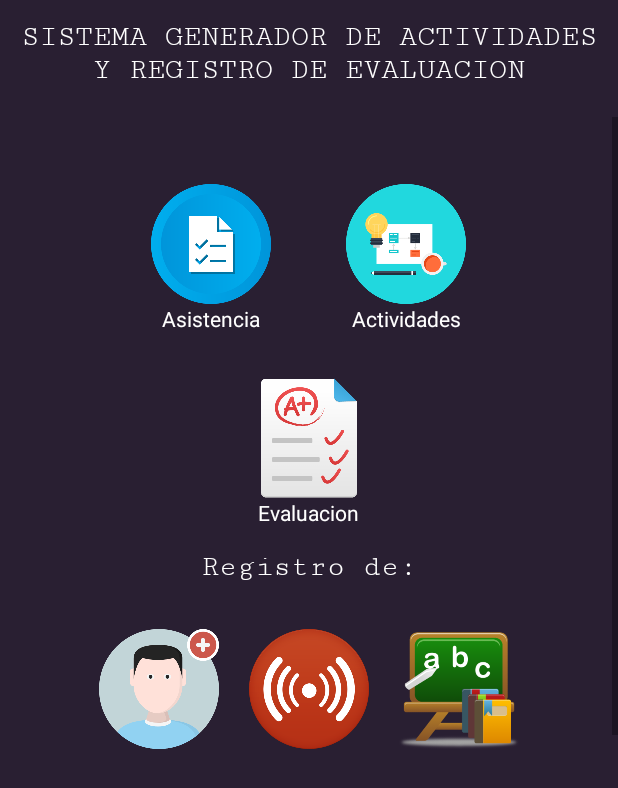
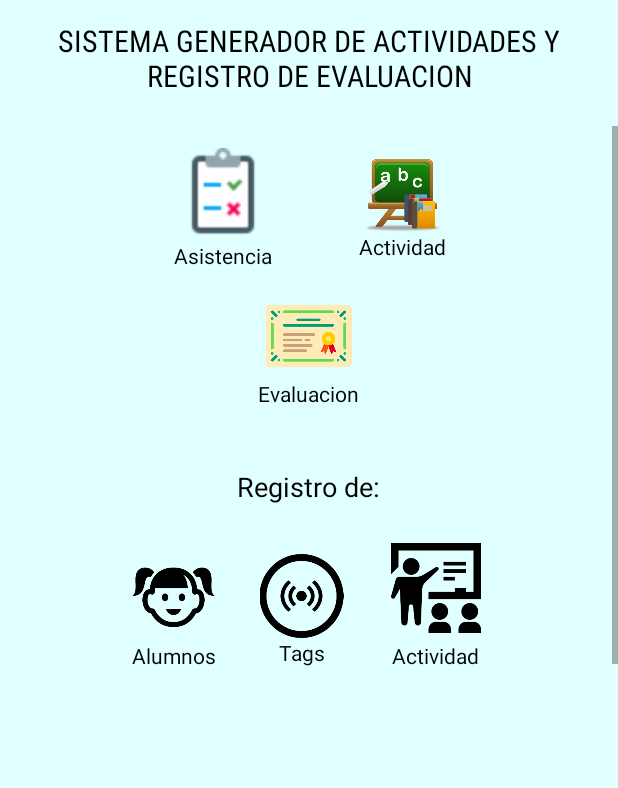
Before and after one commit to Riicardo10/app-generador-actividades, an Android app: the MenuUsuario screen opened directly, with no data from a screen before it, on a phone screen of 412 x 824 dp. Shown: the top 788 px of the screen. Run offline under Robolectric (Android 15) with nearby library versions, the phone set to English and light mode, and no system bars.

Commit message:
Diseño
Algunas modificaciones de diseño y Logo

```diff
--- a/app/src/main/res/layout/activity_menu_usuario.xml
+++ b/app/src/main/res/layout/activity_menu_usuario.xml
@@ -4,29 +4,29 @@
     xmlns:tools="http://schemas.android.com/tools"
     android:layout_width="match_parent"
     android:layout_height="match_parent"
-    tools:context=".MenuUsuario"
-    android:background="@color/color_morado_background_inicio">
+    android:background="@color/LightCyan"
+    tools:context=".MenuUsuario">
 
     <LinearLayout
         android:layout_width="wrap_content"
         android:layout_height="wrap_content"
-        android:orientation="vertical"
-        android:layout_marginBottom="30dp">
+        android:layout_marginBottom="30dp"
+        android:orientation="vertical">
 
         <TextView
             android:id="@+id/txt_titulo_MENUSU"
             android:layout_width="match_parent"
             android:layout_height="wrap_content"
-            android:text="@string/sistema_generador_actividades"
-            android:textColor="@color/color_blanco"
-            android:gravity="center"
-            android:layout_marginTop="13dp"
-            android:fontFamily="serif-monospace"
-            android:textSize="20dp"
+            android:layout_marginBottom="20dp"
             android:layout_marginLeft="10dp"
             android:layout_marginRight="10dp"
-            android:layout_marginBottom="20dp"
-            android:textAlignment="inherit"/>
+            android:layout_marginTop="13dp"
+            android:fontFamily="sans-serif-condensed"
+            android:gravity="center"
+            android:text="@string/sistema_generador_actividades"
+            android:textAlignment="inherit"
+            android:textColor="?android:attr/textColorPrimaryNoDisable"
+            android:textSize="20dp" />
 
         <ScrollView
             android:layout_width="match_parent"
@@ -36,79 +36,86 @@
             <LinearLayout
                 android:layout_width="wrap_content"
                 android:layout_height="wrap_content"
-                android:orientation="vertical"
                 android:layout_gravity="center"
-                android:layout_marginTop="30dp">
+                android:layout_marginTop="10dp"
+                android:orientation="vertical">
 
                 <LinearLayout
                     android:layout_width="wrap_content"
                     android:layout_height="wrap_content"
-                    android:orientation="horizontal"
-                    android:layout_gravity="center">
+                    android:layout_gravity="center"
+                    android:orientation="horizontal">
 
                     <LinearLayout
                         android:layout_width="wrap_content"
                         android:layout_height="wrap_content"
-                        android:orientation="vertical"
+                        android:layout_gravity="center"
                         android:layout_marginRight="50dp"
-                        android:layout_gravity="center">
+                        android:orientation="vertical">
+
                         <ImageView
                             android:id="@+id/btt_asistencia_MENUSU"
-                            android:layout_width="80dp"
-                            android:layout_height="80dp"
-                            android:src="@drawable/img_asistencia" />
+                            android:layout_width="76dp"
+                            android:layout_height="62dp"
+                            android:src="@drawable/asistenciaalum" />
+
                         <TextView
                             android:layout_width="wrap_content"
                             android:layout_height="wrap_content"
+                            android:layout_gravity="center"
+                            android:gravity="center"
                             android:text="@string/asistencia"
-                            android:textColor="@color/color_blanco"
-                            android:layout_gravity="center"
-                            android:gravity="center"/>
+                            android:textColor="?android:attr/textColorPrimaryNoDisable" />
                     </LinearLayout>
 
                     <LinearLayout
                         android:layout_width="wrap_content"
                         android:layout_height="wrap_content"
-                        android:orientation="vertical"
-                        android:layout_gravity="center">
+                        android:layout_gravity="center"
+                        android:orientation="vertical">
+
                         <ImageView
                             android:id="@+id/btt_actividades_MENUSU"
-                            android:layout_width="80dp"
-                            android:layout_height="80dp"
-                            android:src="@drawable/img_actividad" />
+                            android:layout_width="63dp"
+                            android:layout_height="50dp"
+                            android:src="@drawable/img_actividades_2" />
+
                         <TextView
                             android:layout_width="match_parent"
                             android:layout_height="wrap_content"
+                            android:layout_gravity="center"
+                            android:gravity="center"
                             android:text="@string/actividades"
-                            android:textColor="@color/color_blanco"
-                            android:layout_gravity="center"
-                            android:gravity="center"/>
+                            android:textColor="?android:attr/textColorPrimaryNoDisable" />
                     </LinearLayout>
                 </LinearLayout>
+
                 <LinearLayout
                     android:layout_width="wrap_content"
                     android:layout_height="wrap_content"
-                    android:orientation="horizontal"
                     android:layout_gravity="center"
-                    android:layout_marginTop="30dp" >
+                    android:layout_marginTop="15dp"
+                    android:orientation="horizontal">
 
                     <LinearLayout
                         android:layout_width="wrap_content"
                         android:layout_height="wrap_content"
-                        android:orientation="vertical"
-                        android:layout_gravity="center">
+                        android:layout_gravity="center"
+                        android:orientation="vertical">
+
                         <ImageView
                             android:id="@+id/btt_evaluacion_MENUSU"
-                            android:layout_width="80dp"
-                            android:layout_height="80dp"
-                            android:src="@drawable/img_examen" />
+                            android:layout_width="67dp"
+                            android:layout_height="57dp"
+                            android:src="@drawable/diploma" />
+
                         <TextView
                             android:layout_width="wrap_content"
                             android:layout_height="wrap_content"
+                            android:layout_gravity="center"
+                            android:gravity="center"
                             android:text="@string/evaluacion"
-                            android:textColor="@color/color_blanco"
-                            android:layout_gravity="center"
-                            android:gravity="center"/>
+                            android:textColor="?android:attr/textColorPrimaryNoDisable" />
                     </LinearLayout>
 
                 </LinearLayout>
@@ -116,88 +123,96 @@
                 <LinearLayout
                     android:layout_width="wrap_content"
                     android:layout_height="wrap_content"
-                    android:orientation="horizontal"
                     android:layout_gravity="center"
-                    android:layout_marginTop="15dp">
+                    android:layout_marginTop="40dp"
+                    android:orientation="horizontal">
 
                     <TextView
                         android:layout_width="match_parent"
                         android:layout_height="wrap_content"
-                        android:text="@string/registro_de"
-                        android:textColor="@color/color_blanco"
-                        android:gravity="center"
-                        android:layout_marginTop="0dp"
-                        android:fontFamily="serif-monospace"
-                        android:textSize="20dp"
+                        android:layout_marginBottom="0dp"
                         android:layout_marginLeft="10dp"
                         android:layout_marginRight="10dp"
-                        android:layout_marginBottom="0dp"
-                        android:textAlignment="inherit"/>
+                        android:layout_marginTop="0dp"
+                        android:fontFamily="sans-serif"
+                        android:gravity="center"
+                        android:text="@string/registro_de"
+                        android:textAlignment="inherit"
+                        android:textColor="?android:attr/textColorPrimaryNoDisable"
+                        android:textSize="18sp" />
 
                 </LinearLayout>
 
                 <LinearLayout
                     android:layout_width="wrap_content"
                     android:layout_height="wrap_content"
-                    android:orientation="horizontal"
                     android:layout_gravity="center"
-                    android:layout_marginTop="30dp">
+                    android:layout_marginTop="25dp"
+                    android:orientation="horizontal">
 
                     <LinearLayout
                         android:layout_width="wrap_content"
                         android:layout_height="wrap_content"
-                        android:orientation="vertical"
                         android:layout_gravity="center"
-                        android:layout_marginRight="20dp">
+                        android:layout_marginRight="20dp"
+                        android:orientation="vertical">
+
                         <ImageView
                             android:id="@+id/btt_registrar_alumno_MENUSU"
-                            android:layout_width="80dp"
-                            android:layout_height="80dp"
-                            android:src="@drawable/img_alumnos" />
+                            android:layout_width="55dp"
+                            android:layout_height="60dp"
+                            android:src="@drawable/alumno1" />
+
                         <TextView
                             android:layout_width="wrap_content"
                             android:layout_height="wrap_content"
+                            android:layout_gravity="center"
+                            android:gravity="center"
                             android:text="@string/alumnos"
-                            android:textColor="@color/color_blanco"
-                            android:layout_gravity="center"
-                            android:gravity="center"/>
+                            android:textColor="?android:attr/textColorPrimaryNoDisable" />
                     </LinearLayout>
+
                     <LinearLayout
                         android:layout_width="wrap_content"
                         android:layout_height="wrap_content"
-                        android:orientation="vertical"
                         android:layout_gravity="center"
-                        android:layout_marginRight="20dp">
+                        android:layout_marginRight="20dp"
+                        android:orientation="vertical">
+
                         <ImageView
                             android:id="@+id/btt_registrar_tags_MENUSU"
-                            android:layout_width="80dp"
-                            android:layout_height="80dp"
-                            android:src="@drawable/img_tags" />
+                            android:layout_width="74dp"
+                            android:layout_height="56dp"
+                            android:src="@drawable/tag1" />
+
                         <TextView
                             android:layout_width="wrap_content"
                             android:layout_height="wrap_content"
+                            android:layout_gravity="center"
+                            android:gravity="center"
                             android:text="@string/tags"
-                            android:textColor="@color/color_blanco"
-                            android:layout_gravity="center"
-                            android:gravity="center"/>
+                            android:textColor="?android:attr/textColorPrimaryNoDisable" />
                     </LinearLayout>
+
                     <LinearLayout
                         android:layout_width="wrap_content"
                         android:layout_height="wrap_content"
-                        android:orientation="vertical"
-                        android:layout_gravity="center">
+                        android:layout_gravity="center"
+                        android:orientation="vertical">
+
                         <ImageView
                             android:id="@+id/btt_registrar_actividades_MENUSU"
-                            android:layout_width="80dp"
-                            android:layout_height="80dp"
-                            android:src="@drawable/img_actividades_2" />
+                            android:layout_width="65dp"
+                            android:layout_height="60dp"
+                            android:src="@drawable/actividades1" />
+
                         <TextView
                             android:layout_width="wrap_content"
-                            android:layout_height="wrap_content"
+                            android:layout_height="30dp"
+                            android:layout_gravity="center"
+                            android:gravity="center"
                             android:text="@string/actividad"
-                            android:textColor="@color/color_blanco"
-                            android:layout_gravity="center"
-                            android:gravity="center"/>
+                            android:textColor="?android:attr/textColorPrimaryNoDisable" />
                     </LinearLayout>
 
                 </LinearLayout>
--- a/app/src/main/res/values/colors.xml
+++ b/app/src/main/res/values/colors.xml
@@ -95,7 +95,7 @@
     <color name="Violet">#EE82EE</color>
     <color name="DarkSalmon">#E9967A</color>
     <color name="Lavender">#E6E6FA</color>
-    <color name="LightCyan">#E0FFFF</color>
+    <color name="LightCyan">#e0ffff</color>
     <color name="BurlyWood">#DEB887</color>
     <color name="Plum">#DDA0DD</color>
     <color name="Gainsboro">#DCDCDC</color>
```
Also changed, not shown: app/src/main/res/layout/activity_main.xml (+23 -21 lines), app/src/main/res/layout/activity_menu_pricipal.xml (+57 -57 lines), app/src/main/res/layout/activity_registro_alumnos.xml (+70 -65 lines), app/src/main/res/layout/activity_registro_docente.xml (+92 -91 lines), app/src/main/res/layout/activity_registro_tags.xml (+43 -42 lines), app/src/main/res/drawable/actividades1.png (added), app/src/main/res/drawable/alumno1.png (added), app/src/main/res/drawable/asistenciaalum.png (added), app/src/main/res/drawable/diploma.png (added), app/src/main/res/drawable/evaluacion.png (added), app/src/main/res/drawable/tag1.png (added).
